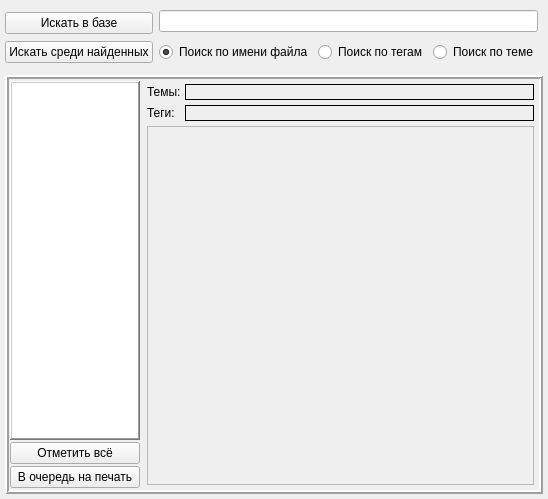
The window that searcherwidget.ui (bort-four/StudentHelper) describes before a commit, drawn with Qt 5.
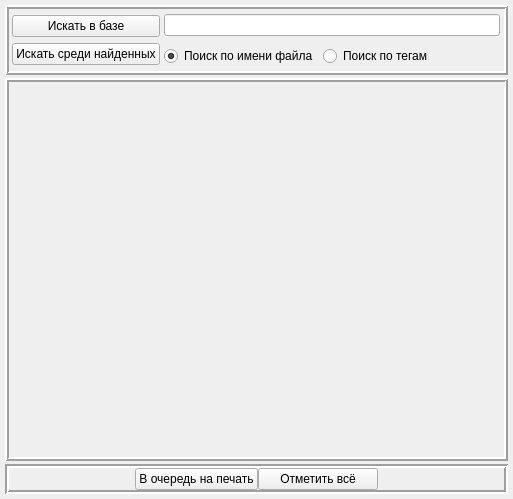
The same window after the commit.

Commit message: Searcher widget is updated

```diff
--- a/searcherwidget.ui
+++ b/searcherwidget.ui
@@ -38,8 +38,8 @@
    <property name="verticalSpacing">
     <number>3</number>
    </property>
-   <item row="2" column="0">
-    <widget class="QFrame" name="frame">
+   <item row="1" column="0">
+    <widget class="QFrame" name="results_area">
      <property name="sizePolicy">
       <sizepolicy hsizetype="Preferred" vsizetype="Preferred">
        <horstretch>0</horstretch>
@@ -58,7 +58,7 @@
      <property name="midLineWidth">
       <number>0</number>
      </property>
-     <layout class="QHBoxLayout" name="horizontalLayout_6" stretch="0,0">
+     <layout class="QHBoxLayout" name="horizontalLayout_6" stretch="0">
       <property name="spacing">
        <number>1</number>
       </property>
@@ -78,136 +78,34 @@
        <number>0</number>
       </property>
       <item>
-       <layout class="QVBoxLayout" name="verticalLayout_2">
+       <layout class="QHBoxLayout" name="horizontalLayout_5">
         <property name="spacing">
-         <number>2</number>
+         <number>0</number>
         </property>
-        <property name="sizeConstraint">
-         <enum>QLayout::SetMinimumSize</enum>
-        </property>
-        <property name="leftMargin">
-         <number>1</number>
-        </property>
-        <property name="topMargin">
-         <number>2</number>
-        </property>
-        <property name="rightMargin">
-         <number>1</number>
-        </property>
-        <property name="bottomMargin">
-         <number>2</number>
-        </property>
-        <item>
-         <widget class="QListWidget" name="FoundObjectsList">
+       </layout>
+      </item>
+     </layout>
+    </widget>
+   </item>
+   <item row="0" column="0">
+    <widget class="QFrame" name="settings_area">
           <property name="sizePolicy">
-           <sizepolicy hsizetype="Minimum" vsizetype="Expanding">
+      <sizepolicy hsizetype="Preferred" vsizetype="Fixed">
             <horstretch>0</horstretch>
             <verstretch>0</verstretch>
            </sizepolicy>
           </property>
-          <property name="maximumSize">
-           <size>
-            <width>130</width>
-            <height>16777215</height>
-           </size>
-          </property>
           <property name="frameShape">
-           <enum>QFrame::WinPanel</enum>
+      <enum>QFrame::Box</enum>
           </property>
           <property name="frameShadow">
            <enum>QFrame::Raised</enum>
           </property>
           <property name="lineWidth">
-           <number>1</number>
-          </property>
-          <property name="currentRow">
-           <number>-1</number>
-          </property>
-         </widget>
-        </item>
-        <item>
-         <widget class="QPushButton" name="selectAllButton">
-          <property name="sizePolicy">
-           <sizepolicy hsizetype="Minimum" vsizetype="Fixed">
-            <horstretch>0</horstretch>
-            <verstretch>0</verstretch>
-           </sizepolicy>
-          </property>
-          <property name="maximumSize">
-           <size>
-            <width>130</width>
-            <height>16777215</height>
-           </size>
-          </property>
-          <property name="text">
-           <string>Отметить всё</string>
-          </property>
-         </widget>
-        </item>
-        <item>
-         <widget class="QPushButton" name="printQueueButton">
-          <property name="maximumSize">
-           <size>
-            <width>130</width>
-            <height>16777215</height>
-           </size>
-          </property>
-          <property name="font">
-           <font>
-            <weight>50</weight>
-            <italic>false</italic>
-            <bold>false</bold>
-            <underline>false</underline>
-            <strikeout>false</strikeout>
-            <stylestrategy>PreferDefault</stylestrategy>
-            <kerning>true</kerning>
-           </font>
-          </property>
-          <property name="mouseTracking">
-           <bool>false</bool>
-          </property>
-          <property name="whatsThis">
-           <string/>
-          </property>
-          <property name="text">
-           <string>В очередь на печать</string>
-          </property>
-          <property name="autoDefault">
-           <bool>false</bool>
-          </property>
-          <property name="default">
-           <bool>false</bool>
-          </property>
-          <property name="flat">
-           <bool>false</bool>
-          </property>
-         </widget>
-        </item>
-       </layout>
-      </item>
-      <item>
-       <layout class="QVBoxLayout" name="verticalLayout">
-        <property name="spacing">
-         <number>5</number>
-        </property>
+      <number>2</number>
+     </property>
+     <layout class="QGridLayout" name="gridLayout_2">
         <property name="leftMargin">
-         <number>5</number>
-        </property>
-        <property name="topMargin">
-         <number>5</number>
-        </property>
-        <property name="rightMargin">
-         <number>5</number>
-        </property>
-        <property name="bottomMargin">
-         <number>5</number>
-        </property>
-        <item>
-         <layout class="QHBoxLayout" name="horizontalLayout_2" stretch="1,9">
-          <property name="spacing">
-           <number>5</number>
-          </property>
-          <property name="leftMargin">
            <number>0</number>
           </property>
           <property name="topMargin">
@@ -219,104 +117,9 @@
           <property name="bottomMargin">
            <number>0</number>
           </property>
-          <item>
-           <widget class="QLabel" name="theme_label">
-            <property name="maximumSize">
-             <size>
-              <width>33</width>
-              <height>16777215</height>
-             </size>
-            </property>
-            <property name="text">
-             <string>Темы:</string>
-            </property>
-           </widget>
-          </item>
-          <item>
-           <widget class="QLabel" name="theme_label_field">
-            <property name="frameShape">
-             <enum>QFrame::Panel</enum>
-            </property>
-            <property name="text">
-             <string/>
-            </property>
-           </widget>
-          </item>
-         </layout>
-        </item>
-        <item>
-         <layout class="QHBoxLayout" name="horizontalLayout_3" stretch="1,9">
           <property name="spacing">
-           <number>5</number>
-          </property>
-          <property name="leftMargin">
            <number>0</number>
           </property>
-          <property name="topMargin">
-           <number>0</number>
-          </property>
-          <property name="rightMargin">
-           <number>0</number>
-          </property>
-          <property name="bottomMargin">
-           <number>0</number>
-          </property>
-          <item>
-           <widget class="QLabel" name="tags_label_2">
-            <property name="maximumSize">
-             <size>
-              <width>33</width>
-              <height>16777215</height>
-             </size>
-            </property>
-            <property name="text">
-             <string>Теги:</string>
-            </property>
-           </widget>
-          </item>
-          <item>
-           <widget class="QLabel" name="tags_label_field">
-            <property name="frameShape">
-             <enum>QFrame::Panel</enum>
-            </property>
-            <property name="text">
-             <string/>
-            </property>
-           </widget>
-          </item>
-         </layout>
-        </item>
-        <item>
-         <widget class="QScrollArea" name="FoundObjectsMonitor">
-          <property name="verticalScrollBarPolicy">
-           <enum>Qt::ScrollBarAsNeeded</enum>
-          </property>
-          <property name="sizeAdjustPolicy">
-           <enum>QAbstractScrollArea::AdjustIgnored</enum>
-          </property>
-          <property name="widgetResizable">
-           <bool>true</bool>
-          </property>
-          <property name="alignment">
-           <set>Qt::AlignLeading|Qt::AlignLeft|Qt::AlignTop</set>
-          </property>
-          <widget class="QWidget" name="scrollAreaWidgetContents">
-           <property name="geometry">
-            <rect>
-             <x>0</x>
-             <y>0</y>
-             <width>350</width>
-             <height>355</height>
-            </rect>
-           </property>
-          </widget>
-         </widget>
-        </item>
-       </layout>
-      </item>
-     </layout>
-    </widget>
-   </item>
    <item row="0" column="0">
     <layout class="QHBoxLayout" name="horizontalLayout" stretch="0,0">
      <property name="spacing">
@@ -337,10 +140,10 @@
         <number>0</number>
        </property>
        <property name="sizeConstraint">
-        <enum>QLayout::SetMinimumSize</enum>
+           <enum>QLayout::SetDefaultConstraint</enum>
        </property>
        <property name="leftMargin">
-        <number>0</number>
+           <number>3</number>
        </property>
        <property name="topMargin">
         <number>0</number>
@@ -385,16 +188,16 @@
         <number>5</number>
        </property>
        <property name="leftMargin">
-        <number>5</number>
+           <number>3</number>
        </property>
        <property name="topMargin">
         <number>5</number>
        </property>
        <property name="rightMargin">
-        <number>5</number>
+           <number>4</number>
        </property>
        <property name="bottomMargin">
-        <number>5</number>
+           <number>0</number>
        </property>
        <item>
         <widget class="QLineEdit" name="query_text_line">
@@ -413,7 +216,7 @@
         </widget>
        </item>
        <item>
-        <layout class="QHBoxLayout" name="horizontalLayout_7" stretch="1,1,1,0">
+           <layout class="QHBoxLayout" name="horizontalLayout_7" stretch="1,1,0">
          <property name="topMargin">
           <number>5</number>
          </property>
@@ -437,13 +240,6 @@
            </property>
           </widget>
          </item>
-         <item>
-          <widget class="QRadioButton" name="theme_search_button">
-           <property name="text">
-            <string>Поиск по теме</string>
-           </property>
-          </widget>
-         </item>
          <item>
           <spacer name="horizontalSpacer">
            <property name="orientation">
@@ -462,6 +258,147 @@
       </layout>
      </item>
     </layout>
+      </item>
+     </layout>
+    </widget>
+   </item>
+   <item row="2" column="0">
+    <widget class="QFrame" name="frame">
+     <property name="sizePolicy">
+      <sizepolicy hsizetype="Preferred" vsizetype="Fixed">
+       <horstretch>0</horstretch>
+       <verstretch>0</verstretch>
+      </sizepolicy>
+     </property>
+     <property name="frameShape">
+      <enum>QFrame::Box</enum>
+     </property>
+     <property name="frameShadow">
+      <enum>QFrame::Sunken</enum>
+     </property>
+     <property name="lineWidth">
+      <number>2</number>
+     </property>
+     <layout class="QHBoxLayout" name="horizontalLayout_2">
+      <property name="spacing">
+       <number>0</number>
+      </property>
+      <property name="leftMargin">
+       <number>0</number>
+      </property>
+      <property name="topMargin">
+       <number>0</number>
+      </property>
+      <property name="rightMargin">
+       <number>0</number>
+      </property>
+      <property name="bottomMargin">
+       <number>0</number>
+      </property>
+      <item>
+       <spacer name="horizontalSpacer_2">
+        <property name="orientation">
+         <enum>Qt::Horizontal</enum>
+        </property>
+        <property name="sizeHint" stdset="0">
+         <size>
+          <width>40</width>
+          <height>20</height>
+         </size>
+        </property>
+       </spacer>
+      </item>
+      <item>
+       <widget class="QPushButton" name="printQueueButton">
+        <property name="sizePolicy">
+         <sizepolicy hsizetype="Fixed" vsizetype="Fixed">
+          <horstretch>0</horstretch>
+          <verstretch>0</verstretch>
+         </sizepolicy>
+        </property>
+        <property name="minimumSize">
+         <size>
+          <width>120</width>
+          <height>0</height>
+         </size>
+        </property>
+        <property name="maximumSize">
+         <size>
+          <width>130</width>
+          <height>16777215</height>
+         </size>
+        </property>
+        <property name="font">
+         <font>
+          <weight>50</weight>
+          <italic>false</italic>
+          <bold>false</bold>
+          <underline>false</underline>
+          <strikeout>false</strikeout>
+          <stylestrategy>PreferDefault</stylestrategy>
+          <kerning>true</kerning>
+         </font>
+        </property>
+        <property name="mouseTracking">
+         <bool>false</bool>
+        </property>
+        <property name="whatsThis">
+         <string/>
+        </property>
+        <property name="text">
+         <string>В очередь на печать</string>
+        </property>
+        <property name="autoDefault">
+         <bool>false</bool>
+        </property>
+        <property name="default">
+         <bool>false</bool>
+        </property>
+        <property name="flat">
+         <bool>false</bool>
+        </property>
+       </widget>
+      </item>
+      <item>
+       <widget class="QPushButton" name="selectAllButton">
+        <property name="sizePolicy">
+         <sizepolicy hsizetype="Fixed" vsizetype="Fixed">
+          <horstretch>0</horstretch>
+          <verstretch>0</verstretch>
+         </sizepolicy>
+        </property>
+        <property name="minimumSize">
+         <size>
+          <width>120</width>
+          <height>0</height>
+         </size>
+        </property>
+        <property name="maximumSize">
+         <size>
+          <width>130</width>
+          <height>16777215</height>
+         </size>
+        </property>
+        <property name="text">
+         <string>Отметить всё</string>
+        </property>
+       </widget>
+      </item>
+      <item>
+       <spacer name="horizontalSpacer_3">
+        <property name="orientation">
+         <enum>Qt::Horizontal</enum>
+        </property>
+        <property name="sizeHint" stdset="0">
+         <size>
+          <width>40</width>
+          <height>20</height>
+         </size>
+        </property>
+       </spacer>
+      </item>
+     </layout>
+    </widget>
    </item>
   </layout>
  </widget>
```
Lines whose indentation alone changed are shown as unchanged. The commit also changes 2 other files.
